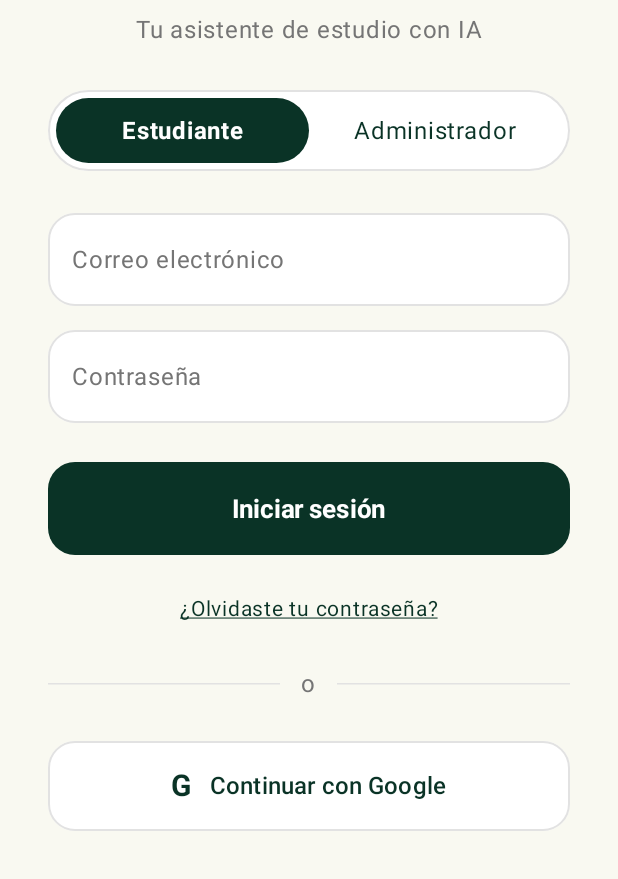
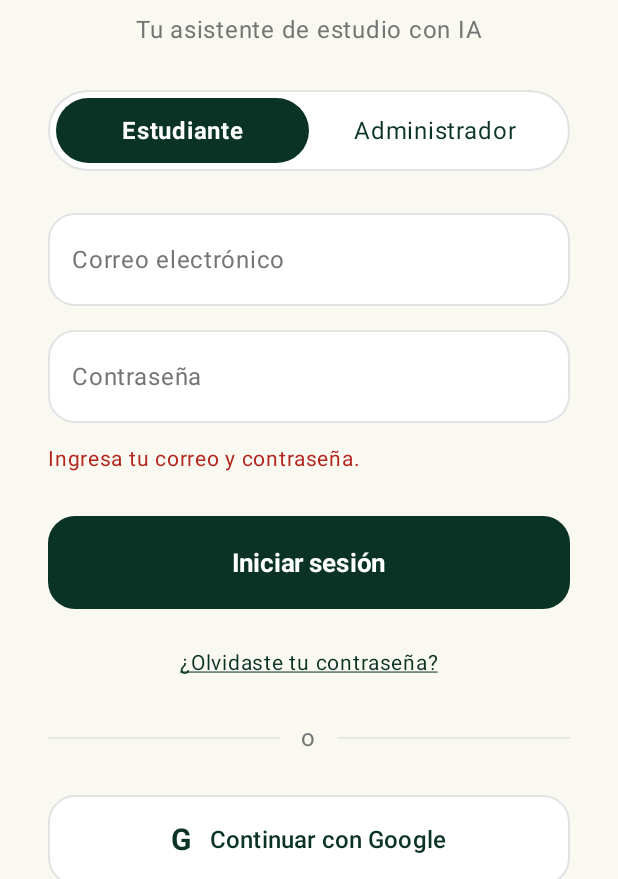
Before and after one commit to FernanMesen/ApunteIA-FrontEnd, an Android app built with Jetpack Compose: the LoginScreen screen opened through its navigation route, after a tap on "EN", on a phone screen of 412 x 824 dp, the part 357-1236 px from its top. Run offline under Robolectric (Android 15) with nearby library versions, the phone set to English and light mode, and no system bars; our stand-ins replace Dagger/Hilt's generated code; 2 other taps on this screen came first.

Commit message:
Implementacion de mock API usando Mockoon y correccion de errores #12

```diff
--- a/app/build.gradle.kts
+++ b/app/build.gradle.kts
@@ -20,8 +20,8 @@ android {
         vectorDrawables {
             useSupportLibrary = true
         }
-        buildConfigField("String", "MOCK_API_BASE_URL", "\"https://6a9e55922f89be7fb70ddea9.mockapi.io/\"")
-        buildConfigField("boolean", "USE_MOCK_API", "true")
+        buildConfigField("String", "MOCK_API_BASE_URL", "\"http://10.0.2.2:3001/\"")
+        buildConfigField("boolean", "USE_MOCK_API", "false")
     }
 
     buildTypes {
--- a/app/src/main/AndroidManifest.xml
+++ b/app/src/main/AndroidManifest.xml
@@ -14,6 +14,7 @@
 
     <application
         android:name=".ApunteIAApplication"
+        android:usesCleartextTraffic="true"
         android:allowBackup="true"
         android:dataExtractionRules="@xml/data_extraction_rules"
         android:fullBackupContent="@xml/backup_rules"
--- a/app/src/main/java/ApunteIA/FrontEnd/presentation/ui/screens/LoginScreen.kt
+++ b/app/src/main/java/ApunteIA/FrontEnd/presentation/ui/screens/LoginScreen.kt
@@ -17,18 +17,33 @@ import androidx.compose.ui.unit.dp
 import androidx.compose.ui.unit.sp
 import androidx.compose.foundation.rememberScrollState
 import androidx.compose.foundation.verticalScroll
+import androidx.compose.runtime.LaunchedEffect
+import androidx.compose.runtime.collectAsState
+import androidx.compose.runtime.getValue
+import androidx.hilt.navigation.compose.hiltViewModel
 import ApunteIA.FrontEnd.presentation.ui.theme.SpaceCadet
+import ApunteIA.FrontEnd.presentation.viewmodel.LoginViewModel
 
 @Composable
 fun LoginScreen(
     onLogin: () -> Unit,
-    onRegister: () -> Unit
+    onRegister: () -> Unit,
+    viewModel: LoginViewModel = hiltViewModel()
 ) {
     val isDark = MaterialTheme.colorScheme.primary == SpaceCadet
     val primaryColor = MaterialTheme.colorScheme.primary
 
+    val uiState by viewModel.uiState.collectAsState()
+
     var email by remember { mutableStateOf("") }
     var password by remember { mutableStateOf("") }
+
+    LaunchedEffect(uiState.loginSuccess) {
+        if (uiState.loginSuccess) {
+            onLogin()
+            viewModel.onLoginHandled()
+        }
+    }
 
     var selectedRole by remember {
         mutableStateOf("Estudiante")
@@ -219,12 +234,24 @@ fun LoginScreen(
             )
         )
 
+        if (uiState.errorMessage != null) {
+            Spacer(modifier = Modifier.height(12.dp))
+
+            Text(
+                text = uiState.errorMessage.orEmpty(),
+                color = MaterialTheme.colorScheme.error,
+                fontSize = 14.sp,
+                modifier = Modifier.fillMaxWidth()
+            )
+        }
+
         Spacer(modifier = Modifier.height(26.dp))
 
         // Botón de login
 
         Button(
-            onClick = onLogin,
+            onClick = { viewModel.login(email, password) },
+            enabled = !uiState.isLoading,
             modifier = Modifier
                 .fillMaxWidth()
                 .height(62.dp),
@@ -233,12 +260,20 @@ fun LoginScreen(
                 containerColor = primaryColor
             )
         ) {
+            if (uiState.isLoading) {
+                CircularProgressIndicator(
+                    modifier = Modifier.size(22.dp),
+                    color = MaterialTheme.colorScheme.onPrimary,
+                    strokeWidth = 2.dp
+                )
+            } else {
                 Text(
                     text = "Iniciar sesión",
                     color = MaterialTheme.colorScheme.onPrimary,
                     fontWeight = FontWeight.Bold,
                     fontSize = 17.sp
                 )
+            }
         }
 
         Spacer(modifier = Modifier.height(24.dp))
--- /dev/null
+++ b/app/src/main/java/ApunteIA/FrontEnd/presentation/viewmodel/LoginViewModel.kt
@@ -0,0 +1,65 @@
+package ApunteIA.FrontEnd.presentation.viewmodel
+
+import ApunteIA.FrontEnd.domain.usecase.LoginUseCase
+import ApunteIA.FrontEnd.domain.util.Resource
+import androidx.lifecycle.ViewModel
+import androidx.lifecycle.viewModelScope
+import dagger.hilt.android.lifecycle.HiltViewModel
+import kotlinx.coroutines.flow.MutableStateFlow
+import kotlinx.coroutines.flow.StateFlow
+import kotlinx.coroutines.flow.asStateFlow
+import kotlinx.coroutines.launch
+import javax.inject.Inject
+
+data class LoginUiState(
+    val isLoading: Boolean = false,
+    val errorMessage: String? = null,
+    val loginSuccess: Boolean = false
+)
+
+/**
+ * Maneja el estado de la pantalla de Login.
+ * Llama a [LoginUseCase], que a su vez llama a AuthRepository -> ApiService (Mockoon).
+ */
+@HiltViewModel
+class LoginViewModel @Inject constructor(
+    private val loginUseCase: LoginUseCase
+) : ViewModel() {
+
+    private val _uiState = MutableStateFlow(LoginUiState())
+    val uiState: StateFlow<LoginUiState> = _uiState.asStateFlow()
+
+    fun login(email: String, password: String) {
+        if (email.isBlank() || password.isBlank()) {
+            _uiState.value = _uiState.value.copy(
+                errorMessage = "Ingresa tu correo y contraseña."
+            )
+            return
+        }
+
+        viewModelScope.launch {
+            _uiState.value = _uiState.value.copy(isLoading = true, errorMessage = null)
+
+            when (val result = loginUseCase(email, password)) {
+                is Resource.Success -> {
+                    _uiState.value = _uiState.value.copy(
+                        isLoading = false,
+                        loginSuccess = true
+                    )
+                }
+                is Resource.Error -> {
+                    _uiState.value = _uiState.value.copy(
+                        isLoading = false,
+                        errorMessage = result.message
+                    )
+                }
+                is Resource.Loading -> Unit
+            }
+        }
+    }
+
+    /** Se llama después de navegar, para no volver a disparar la navegación. */
+    fun onLoginHandled() {
+        _uiState.value = _uiState.value.copy(loginSuccess = false)
+    }
+}
```
Also changed, not shown: 1 other file. Lines whose indentation alone changed are shown as unchanged.
